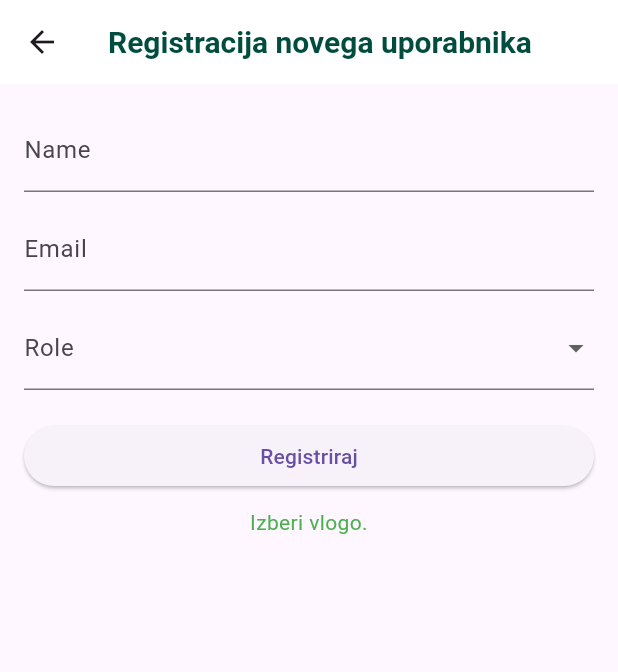
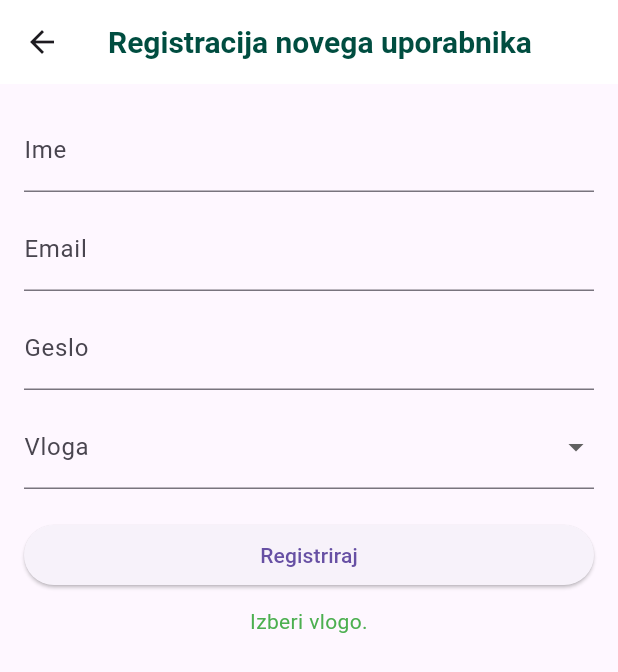
Before and after one commit to larazupanc/KLUB, a Flutter app: the UserRegistrationScreen screen opened directly, after a tap on "Registriraj", on a phone screen of 412 x 824 dp. Shown: the top 672 px of the screen. Run offline on Flutter 3.47's test engine with Material 3 defaults, Android fonts, the light colour scheme and no system bars; our stand-ins replace cloud_firestore, firebase_auth, firebase_core, table_calendar; accounts and stored records are empty.

Commit message:
registracija- db in auth
Registracija ki shrani na fb auth in db

```diff
--- a/KlubPlus/lib/screens/registracija.dart
+++ b/KlubPlus/lib/screens/registracija.dart
@@ -1,5 +1,6 @@
 import 'package:flutter/material.dart';
 import 'package:cloud_firestore/cloud_firestore.dart'; // Firestore for saving data
+import 'package:firebase_auth/firebase_auth.dart'; // Firebase Authentication
 import 'package:testni_app/css/styles.dart'; // Import your styles
 
 class UserRegistrationScreen extends StatefulWidget {
@@ -16,7 +17,12 @@ class _UserRegistrationScreenState extends State<UserRegistrationScreen> {
   String? _selectedRole;
   String _message = "";
 
-  final List<String> _roles = ["Predsednik", "Aktivist", "Tajnica", "Social Media Manager"];
+  final List<String> _roles = [
+    "Predsednik",
+    "Aktivist",
+    "Tajnica",
+    "Social Media Manager"
+  ];
 
   Future<void> _registerUser() async {
     try {
@@ -27,15 +33,33 @@ class _UserRegistrationScreenState extends State<UserRegistrationScreen> {
         return;
       }
 
+      if (_passwordController.text.isEmpty) {
+        setState(() {
+          _message = "Vnesi geslo.";
+        });
+        return;
+      }
+
+      // Create user in Firebase Authentication
+      UserCredential userCredential = await FirebaseAuth.instance
+          .createUserWithEmailAndPassword(
+        email: _emailController.text.trim(),
+        password: _passwordController.text.trim(),
+      );
+
       // Save user data to Firestore
-      await FirebaseFirestore.instance.collection('users').add({
-        'name': _nameController.text,
-        'email': _emailController.text,
+      await FirebaseFirestore.instance
+          .collection('users')
+          .doc(userCredential.user!.uid) // Use UID as the document ID
+          .set({
+        'name': _nameController.text.trim(),
+        'email': _emailController.text.trim(),
         'role': _selectedRole,
+        'created_at': FieldValue.serverTimestamp(), // Store timestamp
       });
 
       setState(() {
-        _message = "uspesn!";
+        _message = "Uporabnik uspešno registriran!";
       });
 
       // Clear the fields
@@ -47,7 +71,7 @@ class _UserRegistrationScreenState extends State<UserRegistrationScreen> {
       });
     } catch (e) {
       setState(() {
-        _message = " failed: $e";
+        _message = "Registracija ni uspela: $e";
       });
     }
   }
@@ -70,7 +94,7 @@ class _UserRegistrationScreenState extends State<UserRegistrationScreen> {
           children: [
             TextField(
               controller: _nameController,
-              decoration: const InputDecoration(labelText: "Name"),
+              decoration: const InputDecoration(labelText: "Ime"),
             ),
             const SizedBox(height: 10),
             TextField(
@@ -78,8 +102,14 @@ class _UserRegistrationScreenState extends State<UserRegistrationScreen> {
               decoration: const InputDecoration(labelText: "Email"),
             ),
             const SizedBox(height: 10),
+            TextField(
+              controller: _passwordController,
+              decoration: const InputDecoration(labelText: "Geslo"),
+              obscureText: true, // Hide password text
+            ),
+            const SizedBox(height: 10),
             DropdownButtonFormField<String>(
-              decoration: const InputDecoration(labelText: "Role"),
+              decoration: const InputDecoration(labelText: "Vloga"),
               value: _roles.contains(_selectedRole) ? _selectedRole : null,
               items: _roles
                   .map((role) => DropdownMenuItem(
@@ -103,7 +133,7 @@ class _UserRegistrationScreenState extends State<UserRegistrationScreen> {
               _message,
               textAlign: TextAlign.center,
               style: TextStyle(
-                color: _message.contains("failed") ? Colors.red : Colors.green,
+                color: _message.contains("ni uspela") ? Colors.red : Colors.green,
               ),
             ),
           ],
```
